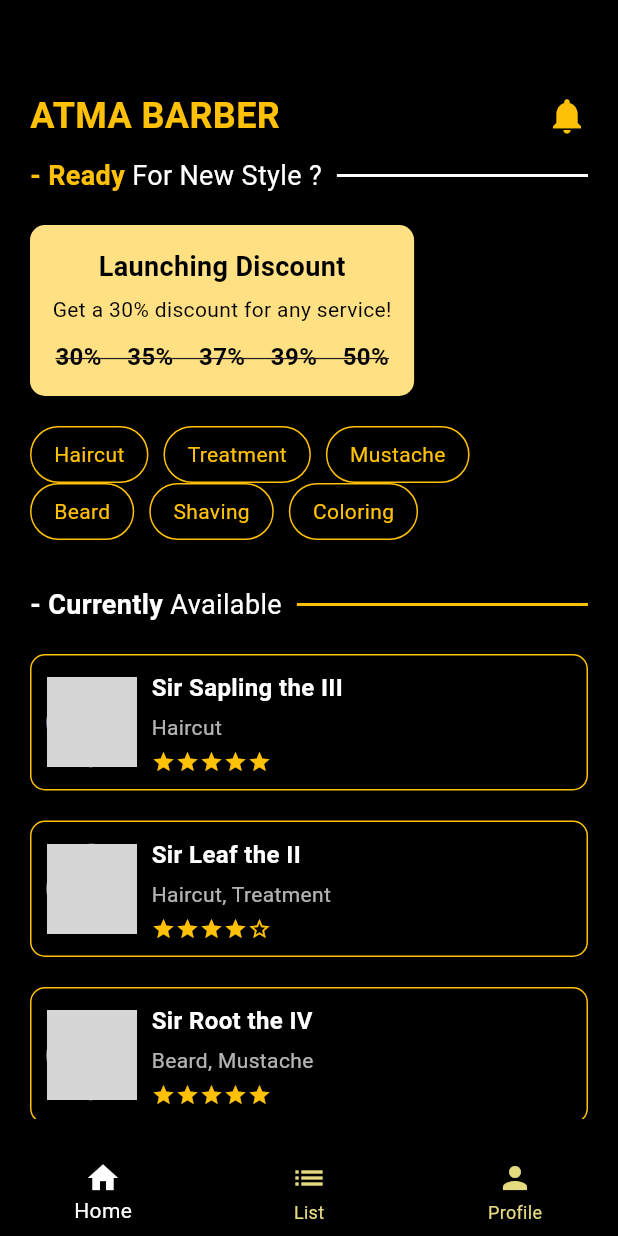
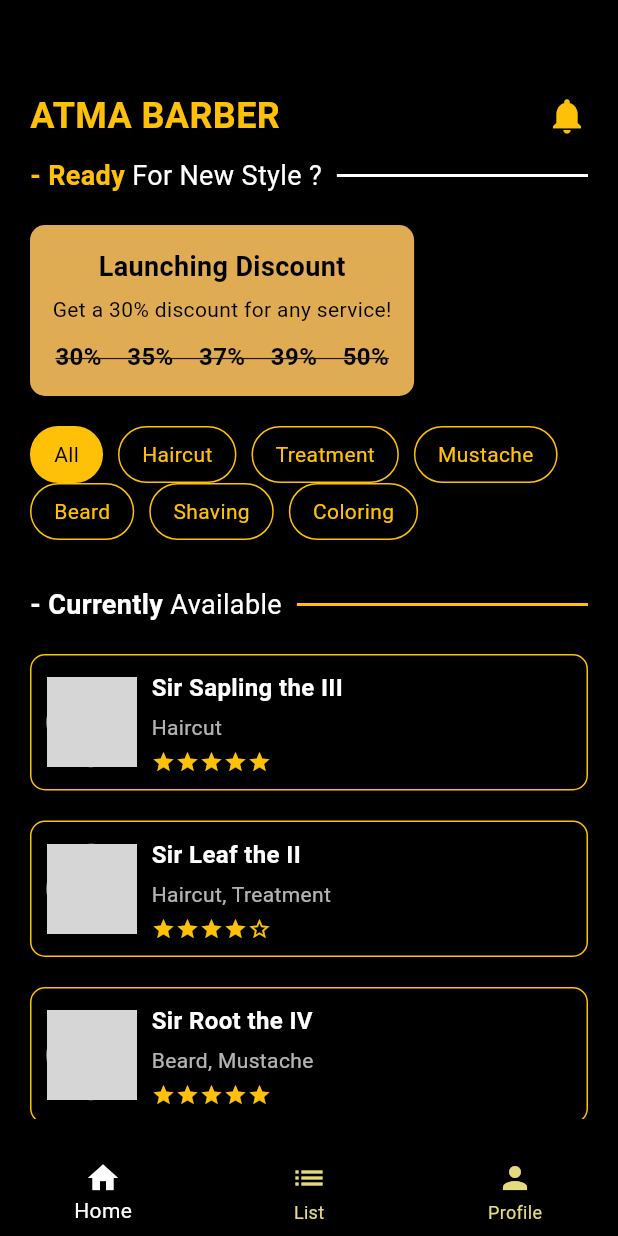
Before and after one commit to THERESIALAMROULI/5_A_Salon, a Flutter app: the HomeView screen opened directly, on a phone screen of 412 x 824 dp. Run offline on Flutter 3.47's test engine with Material 3 defaults, Android fonts, the light colour scheme and no system bars; our stand-ins replace image_picker; network calls fail; grey boxes are pictures that could not be loaded.

Commit message:
agar bisa ditekan layanannya

```diff
--- a/lib/View/home.dart
+++ b/lib/View/home.dart
@@ -24,7 +24,7 @@ class _HomeViewState extends State<HomeView> {
 
 
   static const List<Widget> _widgetOptions = <Widget>[
-    homeScreen(),
+    HomeScreen(),
     ViewListScreen(),
     ProfileView(),
 
--- a/lib/View/home_view.dart
+++ b/lib/View/home_view.dart
@@ -1,7 +1,7 @@
 import 'package:flutter/material.dart';
 
-class homeView extends StatelessWidget {
-  const homeView({super.key});
+class HomeView extends StatelessWidget {
+  const HomeView({super.key});
 
   @override
   Widget build(BuildContext context) {
@@ -11,16 +11,34 @@ class homeView extends StatelessWidget {
       theme: ThemeData(
         scaffoldBackgroundColor: Colors.black,
       ),
-      home: const homeScreen(),
+      home: const HomeScreen(),
     );
   }
 }
 
-class homeScreen extends StatelessWidget {
-  const homeScreen({super.key});
+class HomeScreen extends StatefulWidget {
+  const HomeScreen({super.key});
+
+  @override
+  State<HomeScreen> createState() => _HomeScreenState();
+}
+
+class _HomeScreenState extends State<HomeScreen> {
+  String selectedService = "All"; // Default layanan yang dipilih
+  final List<Map<String, dynamic>> barberList = [
+    {"name": "Sir Sapling the III", "services": ["Haircut"], "rating": 4.5},
+    {"name": "Sir Leaf the II", "services": ["Haircut", "Treatment"], "rating": 4.0},
+    {"name": "Sir Root the IV", "services": ["Beard", "Mustache"], "rating": 4.2},
+    {"name": "Sir Branch the IX", "services": ["Beard", "Mustache", "Coloring"], "rating": 3.8},
+  ];
 
   @override
   Widget build(BuildContext context) {
+    // Filter barber sesuai layanan yang dipilih
+    List<Map<String, dynamic>> filteredBarberList = selectedService == "All"
+        ? barberList
+        : barberList.where((barber) => barber["services"].contains(selectedService)).toList();
+
     return Scaffold(
       backgroundColor: Colors.black,
       body: Padding(
@@ -49,7 +67,7 @@ class homeScreen extends StatelessWidget {
             Container(
               padding: const EdgeInsets.all(15),
               decoration: BoxDecoration(
-                color: Colors.amber.shade200,
+                color: const Color(0xFFE0AC53),
                 borderRadius: BorderRadius.circular(10),
               ),
               child: const Column(
@@ -80,6 +98,7 @@ class homeScreen extends StatelessWidget {
             Wrap(
               spacing: 10,
               children: [
+                serviceButton("All"),
                 serviceButton("Haircut"),
                 serviceButton("Treatment"),
                 serviceButton("Mustache"),
@@ -92,13 +111,12 @@ class homeScreen extends StatelessWidget {
             sectionHeader("Currently", "Available", Colors.white, Colors.amber),
             const SizedBox(height: 10),
             Expanded(
-              child: ListView(
-                children: [
-                  barberProfile("Sir Sapling the III", "Haircut", 4.5),
-                  barberProfile("Sir Leaf the II", "Haircut, Treatment", 4.0),
-                  barberProfile("Sir Root the IV", "Beard, Mustache", 4.2),
-                  barberProfile("Sir Branch the IX", "Beard, Mustache, Coloring", 3.8),
-                ],
+              child: ListView.builder(
+                itemCount: filteredBarberList.length,
+                itemBuilder: (context, index) {
+                  final barber = filteredBarberList[index];
+                  return barberProfile(barber["name"], barber["services"].join(", "), barber["rating"]);
+                },
               ),
             ),
           ],
@@ -130,16 +148,23 @@ class homeScreen extends StatelessWidget {
   }
 
   Widget serviceButton(String title) {
-    return Container(
+    return GestureDetector(
+      onTap: () {
+        setState(() {
+          selectedService = title;
+        });
+      },
+      child: Container(
         padding: const EdgeInsets.symmetric(vertical: 8, horizontal: 15),
         decoration: BoxDecoration(
-        color: Colors.black,
+          color: selectedService == title ? Colors.amber : Colors.black,
           borderRadius: BorderRadius.circular(20),
           border: Border.all(color: Colors.amber, width: 1),
         ),
         child: Text(
           title,
-        style: const TextStyle(color: Colors.amber),
+          style: TextStyle(color: selectedService == title ? Colors.black : Colors.amber),
+        ),
       ),
     );
   }
@@ -158,8 +183,7 @@ class homeScreen extends StatelessWidget {
           const CircleAvatar(
             radius: 30,
             backgroundImage: NetworkImage(
-                  'https://encrypted-tbn0.gstatic.com/images?q=tbn:ANd9GcQRczQ38KpzzA8jbdjlk6zMB5pdBDG4i-af5g&s',
-                ), // Ganti dengan asset gambar barber Anda
+                'https://encrypted-tbn0.gstatic.com/images?q=tbn:ANd9GcQRczQ38KpzzA8jbdjlk6zMB5pdBDG4i-af5g&s',), // Ganti dengan asset gambar barber Anda
           ),
           const SizedBox(width: 10),
           Expanded(
--- a/lib/main.dart
+++ b/lib/main.dart
@@ -1,4 +1,5 @@
 import 'package:flutter/material.dart';
+import 'package:tubesfix/View/home_view.dart';
 
 import 'View/login.dart';
 
@@ -12,7 +13,7 @@ class MainApp extends StatelessWidget {
   @override
   Widget build(BuildContext context) {
     return const MaterialApp(
-      home: LoginView(),
+      home: HomeView(),
     );
   }
 }
```
Also changed, not shown: lib/View/login_guest.dart (added). Lines whose indentation alone changed are shown as unchanged.
